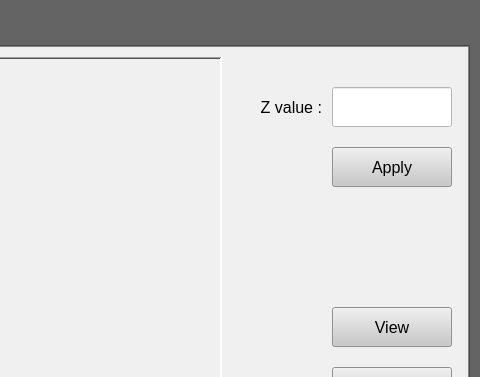
Above: VIG_2.1/main.ui from JihoonSon94/VASP_input_generator before the change; both pictures show x 500 to 980 and y 0 to 377 of the 980 by 730 pixel window. Below: the same form after it.
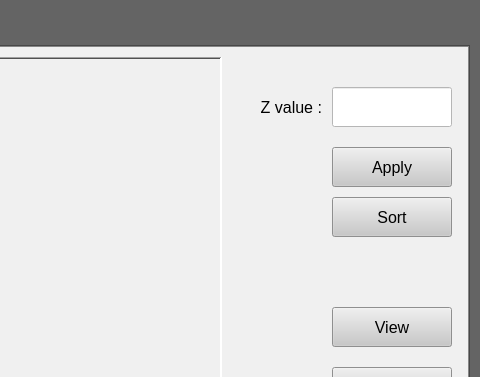
That is the form after the change.

Patch:
```diff
--- a/VIG_2.1/main.ui
+++ b/VIG_2.1/main.ui
@@ -709,6 +709,45 @@
       <bool>false</bool>
      </property>
     </widget>
+    <widget class="QPushButton" name="sort_ion_button">
+     <property name="geometry">
+      <rect>
+       <x>820</x>
+       <y>150</y>
+       <width>120</width>
+       <height>40</height>
+      </rect>
+     </property>
+     <property name="font">
+      <font>
+       <family>Arial</family>
+       <pointsize>12</pointsize>
+       <weight>50</weight>
+       <bold>false</bold>
+      </font>
+     </property>
+     <property name="focusPolicy">
+      <enum>Qt::TabFocus</enum>
+     </property>
+     <property name="layoutDirection">
+      <enum>Qt::LeftToRight</enum>
+     </property>
+     <property name="styleSheet">
+      <string notr="true">background-color: rgb(200, 200, 200);</string>
+     </property>
+     <property name="text">
+      <string>Sort</string>
+     </property>
+     <property name="shortcut">
+      <string>Ctrl+S</string>
+     </property>
+     <property name="autoDefault">
+      <bool>true</bool>
+     </property>
+     <property name="default">
+      <bool>false</bool>
+     </property>
+    </widget>
    </widget>
    <widget class="QWidget" name="KPOINTS">
     <property name="styleSheet">
```
